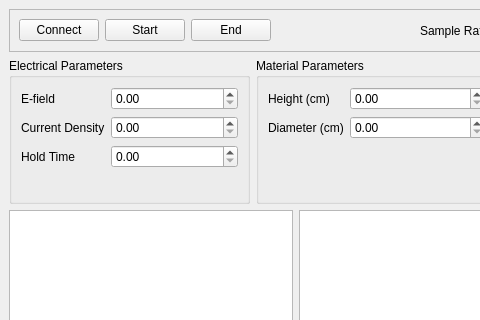
This is MainWindow.ui in Trefoil-Lab/Flash_v1 as Qt 5 draws it before an edit; both pictures show x 0 to 480 and y 0 to 320 of the 592 by 440 pixel window. The edited form follows.
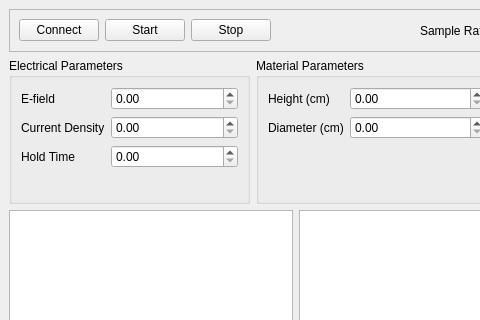
This is the edited form.

Patch:
```diff
--- a/MainWindow.ui
+++ b/MainWindow.ui
@@ -59,7 +59,7 @@
        <item>
         <widget class="QPushButton" name="endButton">
          <property name="text">
-          <string>End</string>
+          <string>Stop</string>
          </property>
         </widget>
        </item>
```
Left out of the diff: 2 changed lines with no effect on the pictures.
